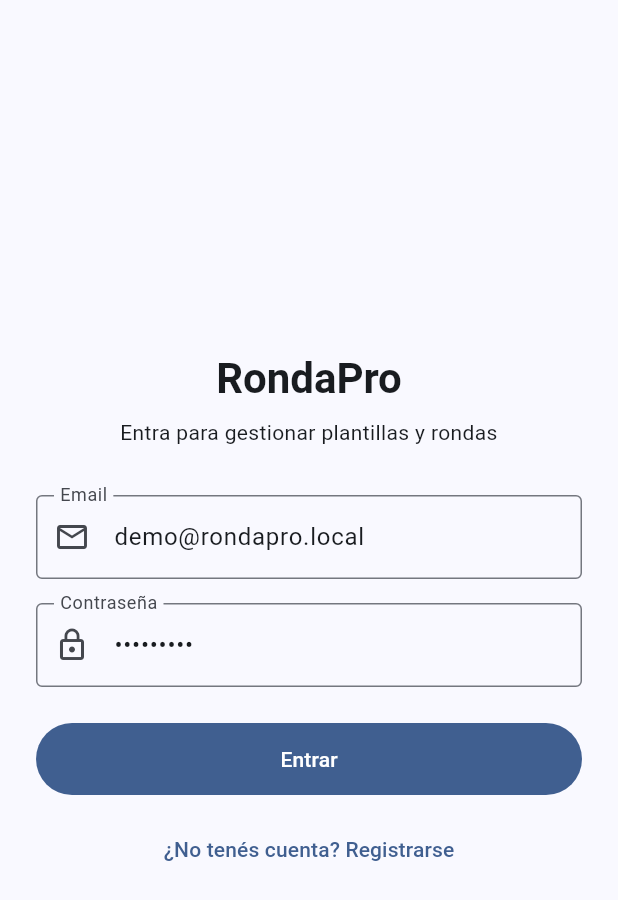
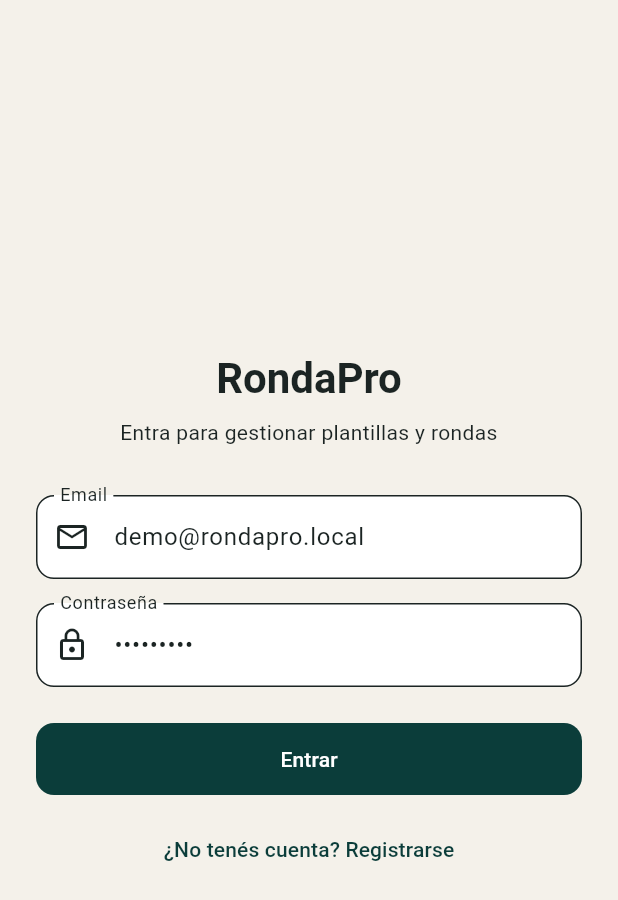
Before and after one commit to Gabyresina15/RondaPro, a Flutter app: the screen it shows after launch, on a phone screen of 412 x 824 dp. Shown: the top 900 px of the screen. Run offline on Flutter 3.47's test engine with Material 3 defaults, Android fonts, the phone set to English and light mode, and no system bars; our stand-ins replace image_picker, share_plus; accounts and stored records are empty; key blocks and very long unbroken strings in the code were emptied for the run.

Commit message:
feat(demo): structured AI summary fields, brand theme, and demo assets hook

```diff
--- a/apps/mobile/lib/core/theme/app_theme.dart
+++ b/apps/mobile/lib/core/theme/app_theme.dart
@@ -3,26 +3,61 @@ import 'package:flutter/material.dart';
 class AppTheme {
   AppTheme._();
 
+  static const Color ink = Color(0xFF0B3D3A);
+  static const Color inkDark = Color(0xFF072C2A);
+  static const Color accent = Color(0xFFD4A017);
+  static const Color canvas = Color(0xFFF4F1EA);
+  static const Color card = Color(0xFFFFFCF7);
+
   static ThemeData get light {
-    final colorScheme = ColorScheme.fromSeed(
-      seedColor: const Color(0xFF1565C0),
+    const scheme = ColorScheme(
       brightness: Brightness.light,
+      primary: ink,
+      onPrimary: Colors.white,
+      secondary: accent,
+      onSecondary: Color(0xFF1A1300),
+      error: Color(0xFFB42318),
+      onError: Colors.white,
+      surface: card,
+      onSurface: Color(0xFF1B2423),
     );
     return ThemeData(
       useMaterial3: true,
-      colorScheme: colorScheme,
-      appBarTheme: AppBarTheme(
-        backgroundColor: colorScheme.primary,
-        foregroundColor: colorScheme.onPrimary,
+      colorScheme: scheme,
+      scaffoldBackgroundColor: canvas,
+      fontFamily: 'Roboto',
+      appBarTheme: const AppBarTheme(
+        backgroundColor: ink,
+        foregroundColor: Colors.white,
         centerTitle: false,
+        elevation: 0,
       ),
-      inputDecorationTheme: const InputDecorationTheme(
-        border: OutlineInputBorder(),
+      cardTheme: CardTheme(
+        color: card,
+        elevation: 0,
+        shape: RoundedRectangleBorder(
+          borderRadius: BorderRadius.circular(16),
+          side: const BorderSide(color: Color(0x1A0B3D3A)),
+        ),
+      ),
+      inputDecorationTheme: InputDecorationTheme(
+        filled: true,
+        fillColor: Colors.white,
+        border: OutlineInputBorder(borderRadius: BorderRadius.circular(12)),
       ),
       filledButtonTheme: FilledButtonThemeData(
         style: FilledButton.styleFrom(
           minimumSize: const Size.fromHeight(48),
+          backgroundColor: ink,
+          foregroundColor: Colors.white,
+          shape: RoundedRectangleBorder(
+            borderRadius: BorderRadius.circular(12),
+          ),
         ),
+      ),
+      navigationBarTheme: const NavigationBarThemeData(
+        indicatorColor: Color(0x3320A090),
+        backgroundColor: Colors.white,
       ),
     );
   }
--- a/apps/mobile/pubspec.yaml
+++ b/apps/mobile/pubspec.yaml
@@ -24,3 +24,5 @@ dev_dependencies:
 
 flutter:
   uses-material-design: true
+  assets:
+    - assets/demo/
```
Also changed, not shown: 2 other files.
